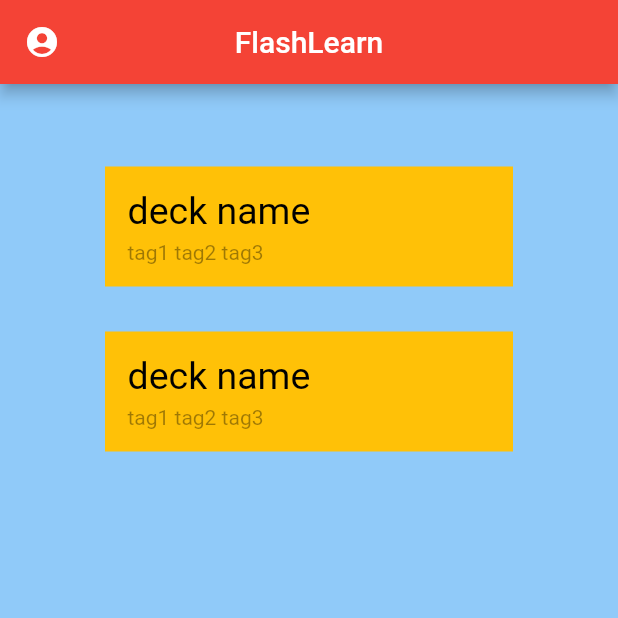
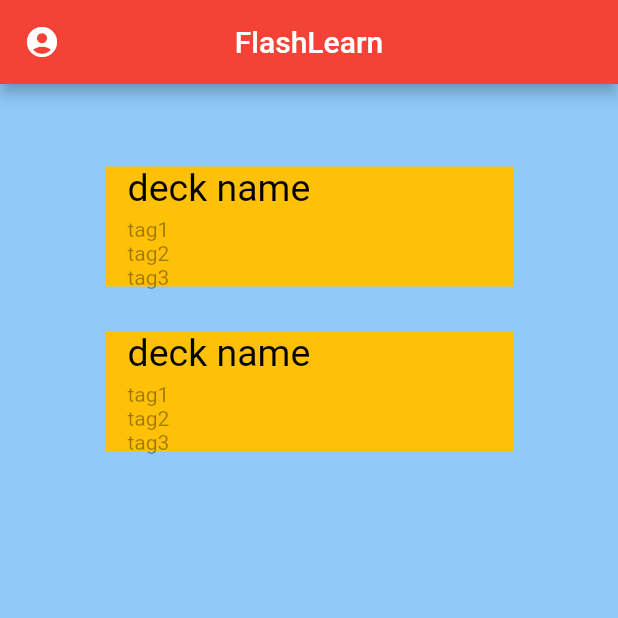
Before and after one commit to Flash-Learn/app, a Flutter app: the MyDecks screen opened by its route, on a phone screen of 412 x 824 dp, the top half of it. Run offline on Flutter 3.47's test engine with Material 2 defaults, Android fonts, the phone set to English and light mode, and no system bars; our stand-ins replace firebase_auth, google_sign_in; accounts and stored records are empty.

Commit message:
Made tag list a list

```diff
--- a/microlearning/lib/classes/deck.dart
+++ b/microlearning/lib/classes/deck.dart
@@ -4,7 +4,7 @@ import 'package:microlearning/classes/userclass.dart';
 class Deck{
   String deckID;
   List<String> flashCardList; // stores a list of flashcards using their ID
-  String tagsList;
+  List<String> tagsList;
   User author;
   bool isPublic;
   String deckName;
--- a/microlearning/lib/helperWidgets/deckInfoCard.dart
+++ b/microlearning/lib/helperWidgets/deckInfoCard.dart
@@ -4,7 +4,7 @@ import 'package:microlearning/classes/deck.dart';
 Widget deckInfoCard(String deckID){
   Deck deck = Deck(
     deckName: "deck name",
-    tagsList: "tag1 tag2 tag3",
+    tagsList: ["tag1", "tag2", "tag3"],
     isPublic: true,
   );
 
@@ -31,8 +31,8 @@ Widget deckInfoCard(String deckID){
                   ),
                 ),
               ),
-              Text(
-                deck.tagsList,
+              for(var item in deck.tagsList) Text(
+                item,
                 style: TextStyle(
                   color: Colors.black38,
                 ),
```
